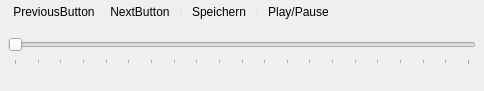
The window that src/forms/PlaySoundFormUnit.ui (Eldricos/D-Fend-Reborn) describes before a commit, drawn with Qt 5.
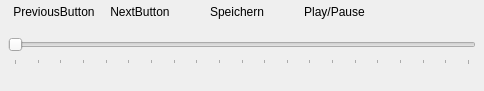
The same window after the commit. Icons and pictures are not drawn.

What changed in the file:
```diff
--- a/src/forms/PlaySoundFormUnit.ui
+++ b/src/forms/PlaySoundFormUnit.ui
@@ -46,9 +46,9 @@
         <property name="vclWrapable" stdset="0"><bool>false</bool></property>
         <addaction name="PreviousButton"/>
         <addaction name="NextButton"/>
-        <addaction name="separator"/>
+        <addaction name="ToolButton1"/>
         <addaction name="SaveButton"/>
-        <addaction name="separator"/>
+        <addaction name="ToolButton2"/>
         <addaction name="PlayPauseButton"/>
       </widget>
     </widget>
```
